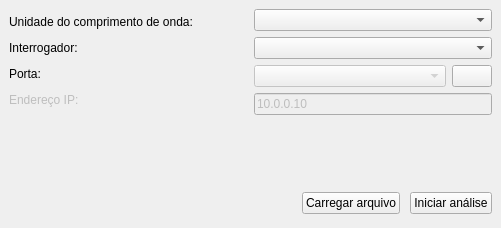
This is ui/ConfigWindow.ui in pedroproprio/online_process_timeseries as Qt 5 draws it before an edit. The edited form follows.
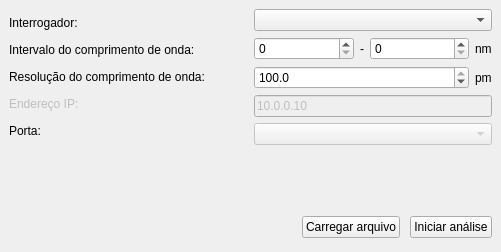
This is the edited form. Icons and pictures are not drawn.

The edit to the form file:
```diff
--- a/ui/ConfigWindow.ui
+++ b/ui/ConfigWindow.ui
@@ -10,7 +10,7 @@
     <x>0</x>
     <y>0</y>
     <width>501</width>
-    <height>228</height>
+    <height>252</height>
    </rect>
   </property>
   <property name="sizePolicy">
@@ -61,25 +61,6 @@
      <layout class="QHBoxLayout" name="main_hlay">
       <item>
        <layout class="QVBoxLayout" name="labels_vlay">
-        <item>
-         <widget class="QLabel" name="wave_lbl">
-          <property name="sizePolicy">
-           <sizepolicy hsizetype="Expanding" vsizetype="Maximum">
-            <horstretch>0</horstretch>
-            <verstretch>0</verstretch>
-           </sizepolicy>
-          </property>
-          <property name="text">
-           <string>Unidade do comprimento de onda:</string>
-          </property>
-          <property name="textFormat">
-           <enum>Qt::TextFormat::PlainText</enum>
-          </property>
-          <property name="alignment">
-           <set>Qt::AlignmentFlag::AlignLeading|Qt::AlignmentFlag::AlignLeft|Qt::AlignmentFlag::AlignVCenter</set>
-          </property>
-         </widget>
-        </item>
         <item>
          <widget class="QLabel" name="inter_lbl">
           <property name="sizePolicy">
@@ -97,7 +78,7 @@
          </widget>
         </item>
         <item>
-         <widget class="QLabel" name="com_lbl">
+         <widget class="QLabel" name="range_lbl">
           <property name="sizePolicy">
            <sizepolicy hsizetype="Expanding" vsizetype="Maximum">
             <horstretch>0</horstretch>
@@ -105,7 +86,23 @@
            </sizepolicy>
           </property>
           <property name="text">
-           <string>Porta:</string>
+           <string>Intervalo do comprimento de onda:</string>
+          </property>
+          <property name="textFormat">
+           <enum>Qt::TextFormat::PlainText</enum>
+          </property>
+         </widget>
+        </item>
+        <item>
+         <widget class="QLabel" name="res_lbl">
+          <property name="sizePolicy">
+           <sizepolicy hsizetype="Expanding" vsizetype="Maximum">
+            <horstretch>0</horstretch>
+            <verstretch>0</verstretch>
+           </sizepolicy>
+          </property>
+          <property name="text">
+           <string>Resolução do comprimento de onda:</string>
           </property>
           <property name="textFormat">
            <enum>Qt::TextFormat::PlainText</enum>
@@ -128,23 +125,26 @@
           </property>
          </widget>
         </item>
+        <item>
+         <widget class="QLabel" name="com_lbl">
+          <property name="sizePolicy">
+           <sizepolicy hsizetype="Expanding" vsizetype="Maximum">
+            <horstretch>0</horstretch>
+            <verstretch>0</verstretch>
+           </sizepolicy>
+          </property>
+          <property name="text">
+           <string>Porta:</string>
+          </property>
+          <property name="textFormat">
+           <enum>Qt::TextFormat::PlainText</enum>
+          </property>
+         </widget>
+        </item>
        </layout>
       </item>
       <item>
        <layout class="QVBoxLayout" name="combos_vlay">
-        <item>
-         <widget class="QComboBox" name="unit_combo">
-          <property name="sizePolicy">
-           <sizepolicy hsizetype="Expanding" vsizetype="Maximum">
-            <horstretch>0</horstretch>
-            <verstretch>0</verstretch>
-           </sizepolicy>
-          </property>
-          <property name="layoutDirection">
-           <enum>Qt::LayoutDirection::LeftToRight</enum>
-          </property>
-         </widget>
-        </item>
         <item>
          <widget class="QComboBox" name="inter_combo">
           <property name="sizePolicy">
@@ -167,40 +167,87 @@
         <item>
          <layout class="QHBoxLayout" name="com_hlay">
           <item>
-           <widget class="QComboBox" name="port_combo">
-            <property name="enabled">
-             <bool>false</bool>
+           <widget class="QSpinBox" name="minNm_spin">
+            <property name="sizePolicy">
+             <sizepolicy hsizetype="Expanding" vsizetype="Fixed">
+              <horstretch>0</horstretch>
+              <verstretch>0</verstretch>
+             </sizepolicy>
             </property>
+            <property name="singleStep">
+             <number>50</number>
+            </property>
+           </widget>
+          </item>
+          <item>
+           <widget class="QLabel" name="label_5">
             <property name="sizePolicy">
-             <sizepolicy hsizetype="Expanding" vsizetype="Maximum">
+             <sizepolicy hsizetype="Preferred" vsizetype="Preferred">
               <horstretch>0</horstretch>
               <verstretch>0</verstretch>
              </sizepolicy>
             </property>
-            <property name="currentIndex">
-             <number>-1</number>
+            <property name="text">
+             <string>-</string>
             </property>
+            <property name="alignment">
+             <set>Qt::AlignmentFlag::AlignRight|Qt::AlignmentFlag::AlignTrailing|Qt::AlignmentFlag::AlignVCenter</set>
+            </property>
            </widget>
           </item>
           <item>
-           <widget class="QPushButton" name="refresh_btn">
+           <widget class="QSpinBox" name="maxNm_spin">
             <property name="sizePolicy">
-             <sizepolicy hsizetype="Minimum" vsizetype="Maximum">
+             <sizepolicy hsizetype="Expanding" vsizetype="Fixed">
               <horstretch>0</horstretch>
               <verstretch>0</verstretch>
              </sizepolicy>
             </property>
-            <property name="minimumSize">
-             <size>
-              <width>0</width>
-              <height>0</height>
-             </size>
+            <property name="singleStep">
+             <number>50</number>
             </property>
+           </widget>
+          </item>
+          <item>
+           <widget class="QLabel" name="label_6">
             <property name="text">
-             <string/>
+             <string>nm</string>
             </property>
-            <property name="icon">
-             <iconset theme="QIcon::ThemeIcon::SyncSynchronizing"/>
+           </widget>
+          </item>
+         </layout>
+        </item>
+        <item>
+         <layout class="QHBoxLayout" name="horizontalLayout">
+          <item>
+           <widget class="QDoubleSpinBox" name="resPm_spin">
+            <property name="locale">
+             <locale language="English" country="UnitedStates"/>
+            </property>
+            <property name="decimals">
+             <number>1</number>
+            </property>
+            <property name="minimum">
+             <double>1.000000000000000</double>
+            </property>
+            <property name="singleStep">
+             <double>0.100000000000000</double>
+            </property>
+            <property name="value">
+             <double>100.000000000000000</double>
+            </property>
+           </widget>
+          </item>
+          <item>
+           <widget class="QLabel" name="label_7">
+            <property name="sizePolicy">
+             <sizepolicy hsizetype="Maximum" vsizetype="Preferred">
+              <horstretch>0</horstretch>
+              <verstretch>0</verstretch>
+             </sizepolicy>
+            </property>
+            <property name="text">
+             <string>pm</string>
             </property>
            </widget>
           </item>
@@ -234,6 +281,22 @@
           </property>
          </widget>
         </item>
+        <item>
+         <widget class="QComboBox" name="port_combo">
+          <property name="enabled">
+           <bool>false</bool>
+          </property>
+          <property name="sizePolicy">
+           <sizepolicy hsizetype="Expanding" vsizetype="Maximum">
+            <horstretch>0</horstretch>
+            <verstretch>0</verstretch>
+           </sizepolicy>
+          </property>
+          <property name="currentIndex">
+           <number>-1</number>
+          </property>
+         </widget>
+        </item>
        </layout>
       </item>
      </layout>
```
